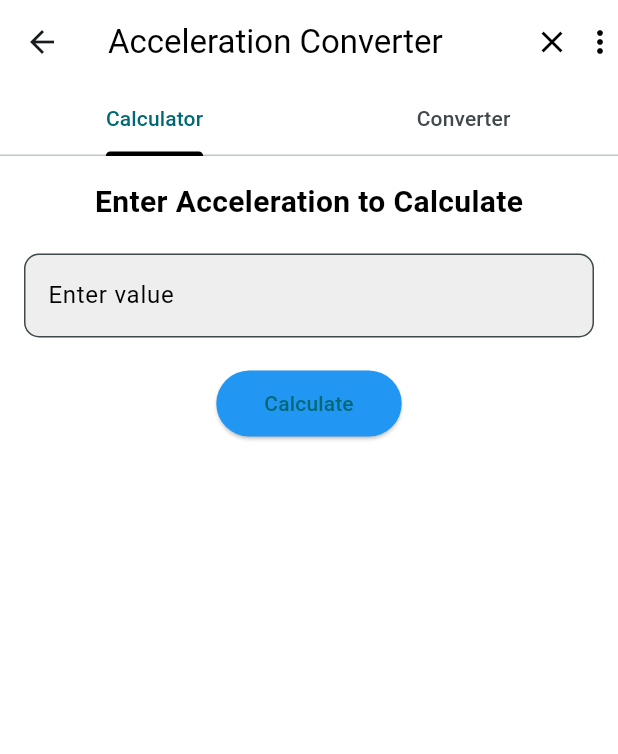
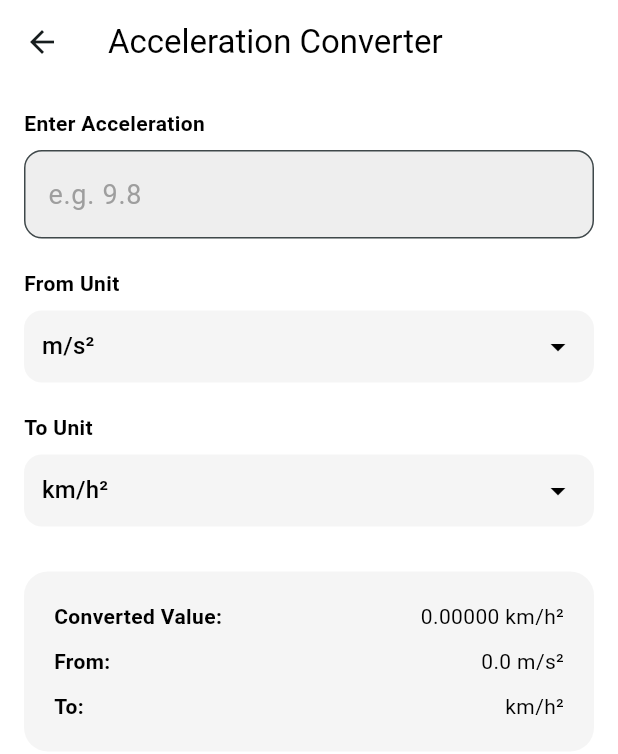
Before and after one commit to Thogaruchesti-hemanth/ProCalx, a Flutter app: the AccelerationScreen screen opened directly with empty values, on a phone screen of 412 x 824 dp. Shown: the top 754 px of the screen. Run offline on Flutter 3.47's test engine with Material 3 defaults, Android fonts, the phone set to English and light mode, and no system bars; our stand-ins replace file_picker, math_expressions, permission_handler, shared_preferences; accounts and stored records are empty.

Commit message:
Acceleration conversion screen added

```diff
--- a/lib/custom_widgets/subcategory_tile.dart
+++ b/lib/custom_widgets/subcategory_tile.dart
@@ -1,5 +1,6 @@
 import 'package:flutter/material.dart';
 import 'package:provider/provider.dart';
+import 'package:smart_calculator/screens/area_conversion_screen.dart';
 import 'package:smart_calculator/screens/color_code_conversion_screen.dart';
 import 'package:smart_calculator/screens/data_conversion_screen.dart';
 import 'package:smart_calculator/screens/json_formatter_screen.dart';
@@ -85,10 +86,10 @@ class SubcategoryTile extends StatelessWidget {
       case 'fractions':
         targetScreen = FractionScreen(isDarkMode: isDarkMode);
         break;
-      case 'area':
+      case 'shape':
         targetScreen = AreaCalculatorScreen(isDarkMode: isDarkMode);
         break;
-      case 'volume':
+      case 'body':
         targetScreen = VolumeCalculatorScreen(isDarkMode: isDarkMode);
         break;
       case 'length':
@@ -119,6 +120,9 @@ class SubcategoryTile extends StatelessWidget {
         break;
       case 'acceleration':
         targetScreen = AccelerationScreen(isDarkMode: isDarkMode);
+        break;
+      case 'area':
+        targetScreen = AreaConversionScreen(isDarkMode: isDarkMode);
         break;
       default:
         targetScreen = null;
--- a/lib/data.dart
+++ b/lib/data.dart
@@ -28,13 +28,12 @@ final Map<String, List<String>> subcategoryMap = {
     'Equations',
     'Fractions',
   ],
-  'Geometry': ['Area', 'Volume'],
+  'Geometry': ['Shape', 'Body'],
   'Unit Converters': [
     'Length',
     'Weight',
     'Temperature',
     'Acceleration',
-    'Angle',
     'Area',
     'Data Storage',
     'data transfer',
@@ -107,11 +106,14 @@ final Map<String, String> subcategoryIcons = {
   'Equations': '∑',
   'Fractions': '🍰',
   'Area': '🧱',
+  'Shape': '🔷',
   'Volume': '🧊',
+  'Body': '🔲',
   'Data Conversion': '🔢',
   'Base64 Converter': '📦',
   'JsonMate': '🧰',
   'Color Code Converter': '🎨',
+  'Acceleration': '🚗',
 };
 
 final buttonLabels = [
--- a/lib/screens/acceleration_calculator_screen.dart
+++ b/lib/screens/acceleration_calculator_screen.dart
@@ -8,38 +8,24 @@ class AccelerationScreen extends StatefulWidget {
   _AccelerationScreenState createState() => _AccelerationScreenState();
 }
 
-class _AccelerationScreenState extends State<AccelerationScreen>
-    with SingleTickerProviderStateMixin {
-  late TabController _tabController;
-
+class _AccelerationScreenState extends State<AccelerationScreen> {
   double inputValue = 0.0;
   String fromUnit = 'm/s²';
   String toUnit = 'km/h²';
 
-  final List<String> units = ['m/s²', 'km/h²', 'ft/s²', 'mi/h²'];
+  final List<String> units = ['m/s²', 'km/h²', 'ft/s²', 'mi/h²', 'g'];
 
   final Map<String, double> conversionFactors = {
     'm/s²': 1.0,
-    'km/h²': 12960.0,
-    'ft/s²': 3.28084,
-    'mi/h²': 0.621371,
+    'km/h²': 1 / 12960.0,
+    'ft/s²': 1 / 3.28084,
+    'mi/h²': 1 / 1609.344,
+    'g': 1 / 9.80665,
   };
 
-  @override
-  void initState() {
-    super.initState();
-    _tabController = TabController(length: 2, vsync: this);
-  }
-
-  @override
-  void dispose() {
-    _tabController.dispose();
-    super.dispose();
-  }
-
   double convertAcceleration(double value, String from, String to) {
-    double valueInBaseUnit = value * conversionFactors[from]!;
-    return valueInBaseUnit / conversionFactors[to]!;
+    double valueInMS2 = value * (1 / conversionFactors[from]!);
+    return valueInMS2 * conversionFactors[to]!;
   }
 
   @override
@@ -56,104 +42,18 @@ class _AccelerationScreenState extends State<AccelerationScreen>
           'Acceleration Converter',
           style: TextStyle(color: textColor),
         ),
-        actions: [
-          Icon(Icons.close, color: textColor),
-          SizedBox(width: 8),
-          Icon(Icons.more_vert, color: textColor),
-        ],
-        bottom: TabBar(
-          controller: _tabController,
-          indicatorColor: textColor,
-          tabs: [Tab(text: 'Calculator'), Tab(text: 'Converter')],
       ),
-      ),
-      body: TabBarView(
-        controller: _tabController,
-        children: [buildCalculatorTab(textColor), buildConverterTab(textColor)],
-      ),
-    );
-  }
-
-  Widget buildCalculatorTab(Color textColor) {
-    return Padding(
+      body: Padding(
         padding: const EdgeInsets.all(16.0),
         child: Column(
           children: [
-          Text(
-            'Enter Acceleration to Calculate',
-            style: TextStyle(
-              color: textColor,
-              fontSize: 20,
-              fontWeight: FontWeight.bold,
-            ),
-          ),
-          SizedBox(height: 20),
-          TextField(
-            keyboardType: TextInputType.numberWithOptions(decimal: true),
-            onChanged: (value) {
+            buildInputField(textColor, 'Enter Acceleration', inputValue, (
+              value,
+            ) {
               setState(() {
                 inputValue = double.tryParse(value) ?? 0.0;
               });
-            },
-            style: TextStyle(color: textColor),
-            decoration: InputDecoration(
-              labelText: 'Enter value',
-              labelStyle: TextStyle(color: textColor),
-              filled: true,
-              fillColor:
-                  widget.isDarkMode ? Colors.grey[800] : Colors.grey[200],
-              border: OutlineInputBorder(
-                borderRadius: BorderRadius.circular(10),
-              ),
-            ),
-          ),
-          SizedBox(height: 20),
-          ElevatedButton(
-            onPressed: () {
-              double result = convertAcceleration(inputValue, 'm/s²', 'km/h²');
-              showDialog(
-                context: context,
-                builder:
-                    (context) => AlertDialog(
-                      title: Text('Result'),
-                      content: Text('Converted Acceleration: $result km/h²'),
-                      actions: [
-                        TextButton(
-                          onPressed: () => Navigator.pop(context),
-                          child: Text('OK'),
-                        ),
-                      ],
-                    ),
-              );
-            },
-            child: Text('Calculate'),
-            style: ElevatedButton.styleFrom(
-              backgroundColor:
-                  widget.isDarkMode ? Colors.blue[700] : Colors.blue[500],
-              padding: EdgeInsets.symmetric(vertical: 12, horizontal: 32),
-              shape: RoundedRectangleBorder(
-                borderRadius: BorderRadius.circular(30),
-              ),
-            ),
-          ),
-        ],
-      ),
-    );
-  }
-
-  Widget buildConverterTab(Color textColor) {
-    return Padding(
-      padding: const EdgeInsets.all(16.0),
-      child: Column(
-        children: [
-          Text(
-            'Select Units to Convert',
-            style: TextStyle(
-              color: textColor,
-              fontSize: 20,
-              fontWeight: FontWeight.bold,
-            ),
-          ),
+            }),
             SizedBox(height: 20),
             buildUnitPicker(textColor, 'From', fromUnit, (newValue) {
               setState(() {
@@ -166,13 +66,7 @@ class _AccelerationScreenState extends State<AccelerationScreen>
                 toUnit = newValue!;
               });
             }),
-          SizedBox(height: 20),
-          buildInputField(textColor, 'Enter value', inputValue, (value) {
-            setState(() {
-              inputValue = double.tryParse(value) ?? 0.0;
-            });
-          }),
-          SizedBox(height: 40),
+            SizedBox(height: 30),
             Container(
               padding: EdgeInsets.all(20),
               decoration: BoxDecoration(
@@ -185,7 +79,7 @@ class _AccelerationScreenState extends State<AccelerationScreen>
                 children: [
                   buildResultRow(
                     'Converted Value:',
-                  '${convertAcceleration(inputValue, fromUnit, toUnit).toStringAsFixed(4)} $toUnit',
+                    '${convertAcceleration(inputValue, fromUnit, toUnit).toStringAsFixed(5)} $toUnit',
                     textColor,
                   ),
                   SizedBox(height: 10),
@@ -196,6 +90,7 @@ class _AccelerationScreenState extends State<AccelerationScreen>
               ),
             ),
           ],
+        ),
       ),
     );
   }
@@ -219,7 +114,8 @@ class _AccelerationScreenState extends State<AccelerationScreen>
           onChanged: onChanged,
           style: TextStyle(color: textColor, fontSize: 18),
           decoration: InputDecoration(
-            hintText: 'Enter value',
+            hintText: 'e.g. 9.8',
+            hintStyle: TextStyle(color: Colors.grey),
             border: OutlineInputBorder(borderRadius: BorderRadius.circular(12)),
             filled: true,
             fillColor: widget.isDarkMode ? Colors.grey[800] : Colors.grey[200],
@@ -257,7 +153,7 @@ class _AccelerationScreenState extends State<AccelerationScreen>
             underline: SizedBox(),
             dropdownColor: widget.isDarkMode ? Colors.grey[850] : Colors.white,
             items:
-                units.map<DropdownMenuItem<String>>((String value) {
+                units.map((String value) {
                   return DropdownMenuItem<String>(
                     value: value,
                     child: Text(value, style: TextStyle(color: textColor)),
```
Lines whose indentation alone changed are shown as unchanged.
